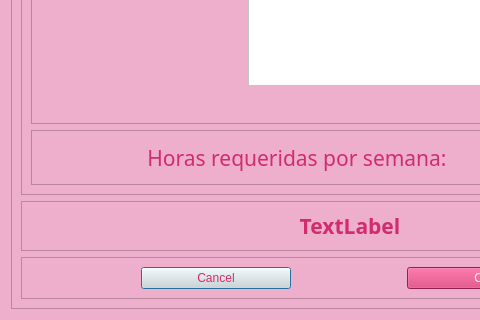
This is ui/addsubjectdialog.ui in GleymarP/WynPlan as Qt 5 draws it before an edit; both pictures show x 0 to 480 and y 355 to 675 of the 700 by 675 pixel window. The edited form follows.
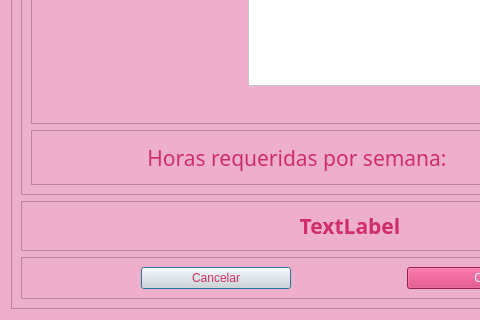
This is the edited form.

Patch:
```diff
--- a/ui/addsubjectdialog.ui
+++ b/ui/addsubjectdialog.ui
@@ -327,7 +327,7 @@
 color: rgb(208, 45, 105);</string>
             </property>
             <property name="text">
-             <string>Cancel</string>
+             <string>Cancelar</string>
             </property>
            </widget>
           </item>
```
